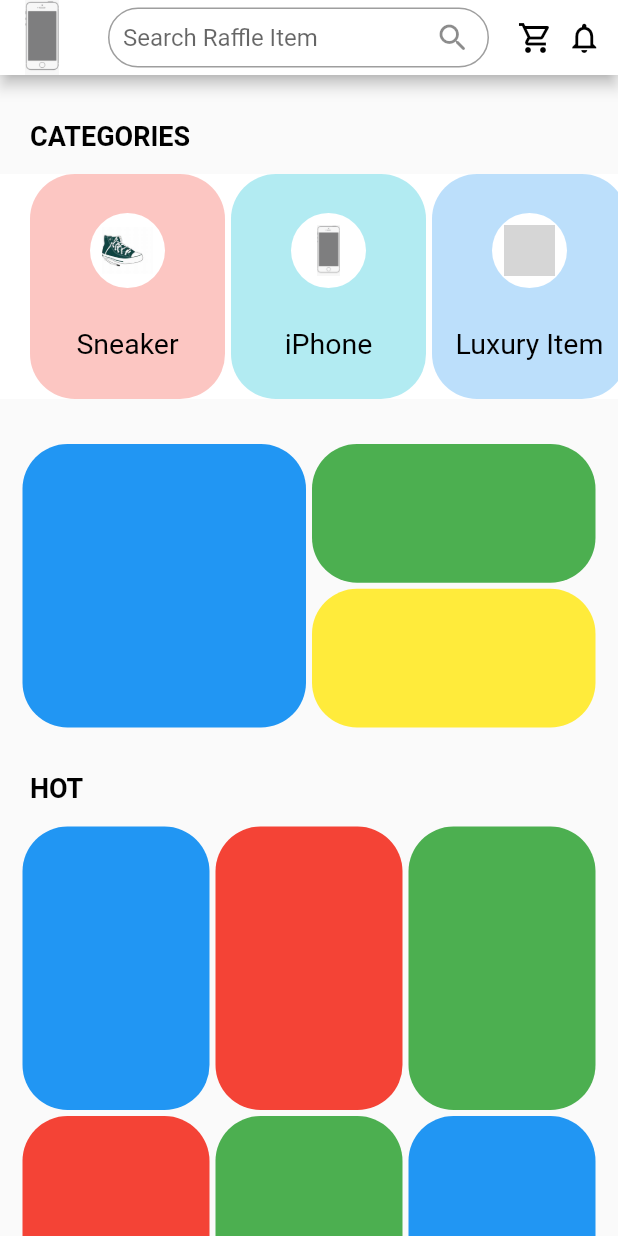
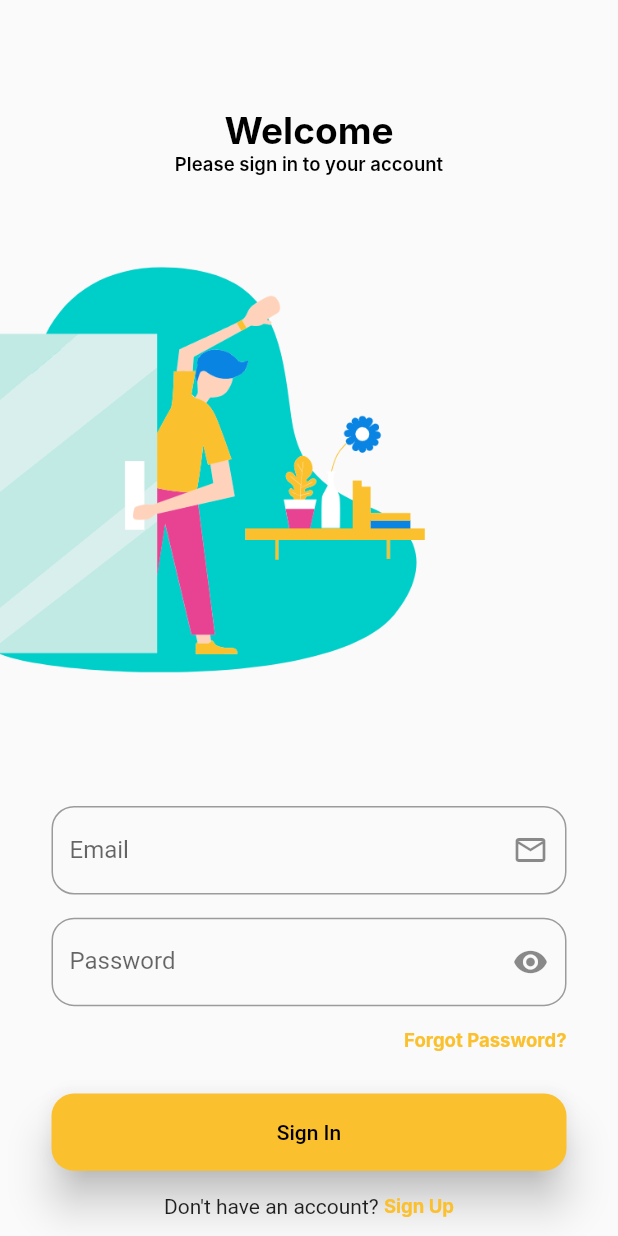
Before and after one commit to Product-Innovation-Rafflix/Rafflix, a Flutter app: the screen it shows after launch, on a phone screen of 412 x 824 dp. Run offline on Flutter 3.47's test engine with Material 2 defaults, Android fonts, the phone set to English and light mode, and no system bars; our stand-ins replace flutter_screenutil; Roboto replaces fonts that are missing (Inter); grey boxes are pictures that could not be loaded.

Commit message:
Auto Merge (#40)
* sign in

sign in page

* sign in page

create sign in page

* deleted unnecessary things

And got a new bug. @Freeze2112, Figma code only works on specific device screen. It doesn't work on different Device Screen.

* fixed issue

closes #35

* Sign Up page

Developing Sign Up page

* updated and error fixed signup page

fixed
- error in overflowed pixels
- not working photo
- some spelling and positioning widgets error on signup page

* insert function for demonstrating home and signIn page

* nothing just testing

* Revert "nothing just testing"

This reverts commit ebb16d82c26bed754b8bc4f2a6954cb5d69b711e.

* fixed the issues of not able to scroll

removed the Stack Widget and changed the structure of both Sign In and Sign Up page in order to be scrollable if needed

* Changed Everything according to Project structure

---------

Co-authored-by: Freeze2112 <hlapyae321@gmail.com>
Co-authored-by: Freeze2112 <111502931+Freeze2112@users.noreply.github.com>

```diff
--- a/lib/main.dart
+++ b/lib/main.dart
@@ -1,19 +1,28 @@
 import 'package:flutter/material.dart';
 import 'package:rafflix/pages/homepage.dart';
+import 'package:rafflix/pages/signIn.dart';
+import 'package:flutter_screenutil/flutter_screenutil.dart';
+import 'package:rafflix/pages/signUp.dart';
 
 void main() {
   runApp(const MyApp());
 }
 
 class MyApp extends StatelessWidget {
-  const MyApp({super.key});
+  const MyApp({Key? key});
 
-  // This widget is the root of your application.
   @override
   Widget build(BuildContext context) {
-    return const MaterialApp(
-      debugShowCheckedModeBanner: false,
-      home: HomePage(),
+    return ScreenUtilInit(
+      designSize: const Size(360, 800),
+      builder: (BuildContext context, Widget? widget) {
+        return const MaterialApp(
+          debugShowCheckedModeBanner: false,
+          // home: HomePage(),
+          home: SignIn(),
+          // home: SignUp(),
+        );
+      },
     );
   }
 }
--- a/lib/models/category_model.dart
+++ b/lib/models/category_model.dart
@@ -15,13 +15,15 @@ class CategoryModel {
 
     categories.add(CategoryModel(
         name: 'Sneaker',
-        imagePath: 'images/sneaker.jpg',
+        imagePath: 'assets/images/sneaker.jpg',
         boxColor: Colors.red));
     categories.add(CategoryModel(
-        name: 'iPhone', imagePath: 'images/iPhone.png', boxColor: Colors.cyan));
+        name: 'iPhone',
+        imagePath: 'assets/images/iPhone.png',
+        boxColor: Colors.cyan));
     categories.add(CategoryModel(
         name: 'Luxury Item',
-        imagePath: 'images/luxury.png',
+        imagePath: 'assets/images/luxury.png',
         boxColor: Colors.blue));
     return categories;
   }
--- a/lib/pages/homepage.dart
+++ b/lib/pages/homepage.dart
@@ -13,7 +13,7 @@ class HomePage extends StatelessWidget {
       appBar: AppBar(
         backgroundColor: Colors.white,
         toolbarHeight: 50,
-        leading: Image.asset('images/iPhone.png'),
+        leading: Image.asset('assets/images/iPhone.png'),
         title: SizedBox(
           height: 40,
           child: TextField(
--- /dev/null
+++ b/lib/pages/signIn.dart
@@ -0,0 +1,169 @@
+import 'package:flutter/material.dart';
+import 'package:flutter_screenutil/flutter_screenutil.dart';
+import 'package:rafflix/utils/text_field.dart';
+
+class SignIn extends StatefulWidget {
+  const SignIn({Key? key}) : super(key: key);
+
+  @override
+  State<SignIn> createState() => _SignInState();
+}
+
+class _SignInState extends State<SignIn> {
+  bool passenable = true;
+  @override
+  Widget build(BuildContext context) {
+    double screenWidth = MediaQuery.of(context).size.width;
+    return Scaffold(
+      body: SafeArea(
+        child: Material(
+          child: SingleChildScrollView(
+            child: Column(
+              children: <Widget>[
+                Center(
+                  child: Column(
+                    children: [
+                      SizedBox(
+                        height: 70.h,
+                      ),
+                      Text(
+                        'Welcome',
+                        style: TextStyle(
+                          color: Colors.black,
+                          fontSize: 24.r,
+                          fontFamily: 'Inter',
+                          fontWeight: FontWeight.w700,
+                          height: 0,
+                        ),
+                      ),
+                      Text(
+                        'Please sign in to your account',
+                        style: TextStyle(
+                          color: Colors.black,
+                          fontSize: 12.r,
+                          fontFamily: 'Inter',
+                          fontWeight: FontWeight.w600,
+                          height: 0,
+                        ),
+                      ),
+                    ],
+                  ),
+                ),
+                Transform.translate(
+                  offset: Offset(-85.w, -10.h),
+                  child: Container(
+                    height: 408.h,
+                    width: 356.w,
+                    child: Image.asset('assets/images/signin.png'),
+                  ),
+                ),
+                Padding(
+                  padding: EdgeInsets.symmetric(horizontal: 30.w),
+                  child: Container(
+                    height: 500.h,
+                    width: 300.w,
+                    child: Form(
+                      child: Column(
+                        children: [
+                          InputTextField('Enter your email', 'Email',
+                              const Icon(Icons.mail_outlined)),
+                          SizedBox(height: 15.h),
+                          TextFormField(
+                            obscureText: passenable,
+                            decoration: InputDecoration(
+                              border: OutlineInputBorder(
+                                borderRadius: BorderRadius.circular(15),
+                                borderSide: const BorderSide(width: 1),
+                              ),
+                              hintText: 'Enter Your Password',
+                              labelText: 'Password',
+                              suffixIcon: IconButton(
+                                onPressed: () {
+                                  setState(() {
+                                    // Use setState to trigger a rebuild
+                                    passenable = !passenable;
+                                  });
+                                },
+                                icon: Icon((passenable == true)
+                                    ? Icons.visibility
+                                    : Icons.visibility_off),
+                              ),
+                              hintStyle: TextStyle(
+                                fontSize: 14.r,
+                                fontFamily: 'Inter',
+                                fontWeight: FontWeight.w700,
+                                color: Colors.black,
+                              ),
+                            ),
+                          ),
+                          SizedBox(height: 15.h),
+                          Align(
+                            alignment: Alignment.centerRight,
+                            child: InkWell(
+                              onTap: () {
+                                Navigator.pushNamed(context, '/forgotPassword');
+                              },
+                              child: Text(
+                                'Forgot Password?',
+                                style: TextStyle(
+                                    fontSize: 12.r,
+                                    fontWeight: FontWeight.bold,
+                                    fontFamily: 'Inter',
+                                    color: Color(0xFFFBC02D)),
+                              ),
+                            ),
+                          ),
+                          SizedBox(height: 27.h),
+                          SizedBox(
+                            width: double.infinity,
+                            height: 50.h,
+                            child: ElevatedButton(
+                              onPressed: () {},
+                              // style: ButtonStyle(elevation: MaterialStateProperty(12.0 )),
+                              style: ElevatedButton.styleFrom(
+                                  shape: RoundedRectangleBorder(
+                                      borderRadius: BorderRadius.circular(15)),
+                                  elevation: 12.0,
+                                  backgroundColor: Color(0xFFFBC02D)),
+                              child: const Text('Sign In',
+                                  style: TextStyle(color: Colors.black)),
+                            ),
+                          ),
+                          SizedBox(
+                            height: 15.h,
+                          ),
+                          Center(
+                            child: Row(
+                              mainAxisAlignment: MainAxisAlignment
+                                  .center, // Center the content horizontally
+                              children: [
+                                Text("Don't have an account? "),
+                                InkWell(
+                                  onTap: () {
+                                    Navigator.pushNamed(context, '/Signin');
+                                  },
+                                  child: Text(
+                                    'Sign Up',
+                                    style: TextStyle(
+                                        fontSize: 12.r,
+                                        fontWeight: FontWeight.bold,
+                                        fontFamily: 'Inter',
+                                        color: Color(0xFFFBC02D)),
+                                  ),
+                                ),
+                              ],
+                            ),
+                          )
+                        ],
+                      ),
+                    ),
+                  ),
+                ),
+              ],
+            ),
+          ),
+        ),
+      ),
+    );
+  }
+}
--- a/lib/utils/nabar.dart
+++ b/lib/utils/nabar.dart
@@ -14,12 +14,13 @@ class UserProfileDrawer extends StatelessWidget {
             accountName: const Text('Mynn Htet Ko'),
             accountEmail: const Text('mynnhtetko@gmail.com'),
             currentAccountPicture: CircleAvatar(
-              child: ClipOval(child: Image.asset('images/iPhone.png')),
+              child: ClipOval(child: Image.asset('assets/images/iPhone.png')),
             ),
             decoration: BoxDecoration(
                 color: Colors.black,
                 image: DecorationImage(
-                    image: AssetImage('images/luxury.png'), fit: BoxFit.cover)),
+                    image: AssetImage('assets/images/luxury.png'),
+                    fit: BoxFit.cover)),
           ),
           ListTile(
             leading: Icon(Icons.file_upload),
--- /dev/null
+++ b/lib/utils/text_field.dart
@@ -0,0 +1,26 @@
+import 'package:flutter/material.dart';
+import 'package:flutter_screenutil/flutter_screenutil.dart';
+
+TextFormField InputTextField(String hint, String label, Icon icon) {
+  return TextFormField(
+    // validator: ,
+    decoration: InputDecoration(
+      border: OutlineInputBorder(
+        borderRadius: BorderRadius.circular(15),
+        borderSide: const BorderSide(width: 1),
+      ),
+      hintText: hint,
+      labelText: label,
+      suffixIcon: IconButton(
+        icon: icon,
+        onPressed: () {},
+      ),
+      hintStyle: TextStyle(
+        fontSize: 14.r,
+        fontFamily: 'Inter',
+        fontWeight: FontWeight.w700,
+        color: Colors.black,
+      ),
+    ),
+  );
+}
```
Also changed, not shown: lib/pages/signUp.dart (added, +175 -0 lines), pubspec.yaml (+6 -3 lines), assets/images/iPhone.png (renamed from images/iPhone.png), assets/images/signin.png (added), assets/images/signup.png (added), assets/images/sneaker.jpg (renamed from images/sneaker.jpg), pubspec.lock, 1 other file.
